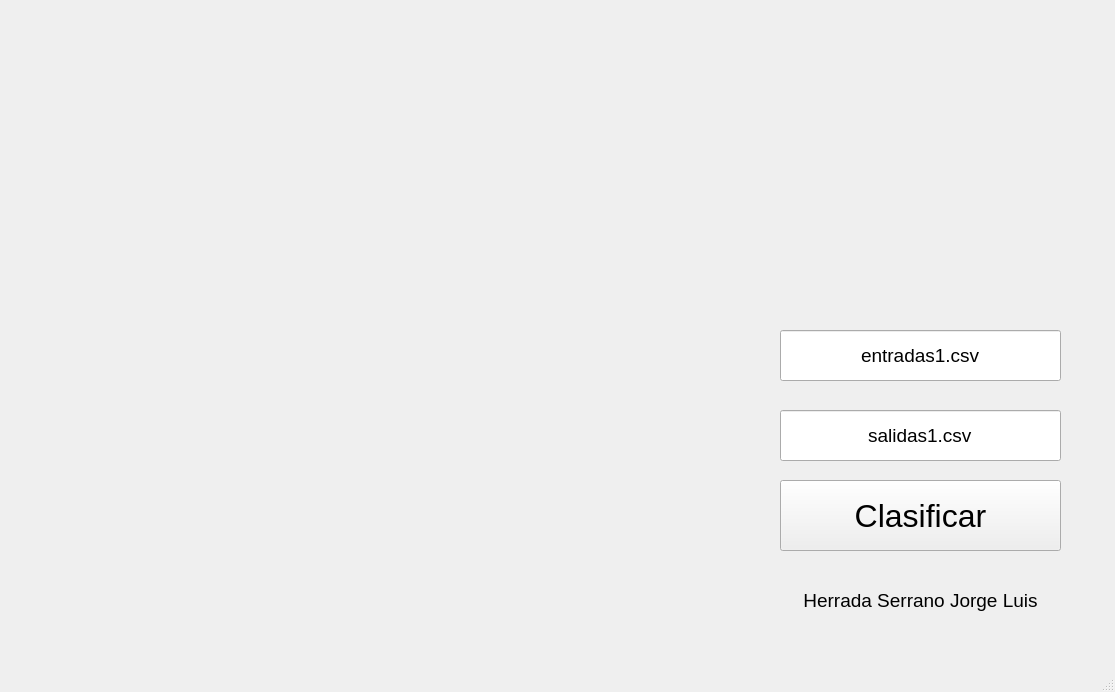
This is UI.ui in JorgeHerrada/SingleLayerNeuralNetwork as Qt 5 draws it before an edit. The edited form follows.
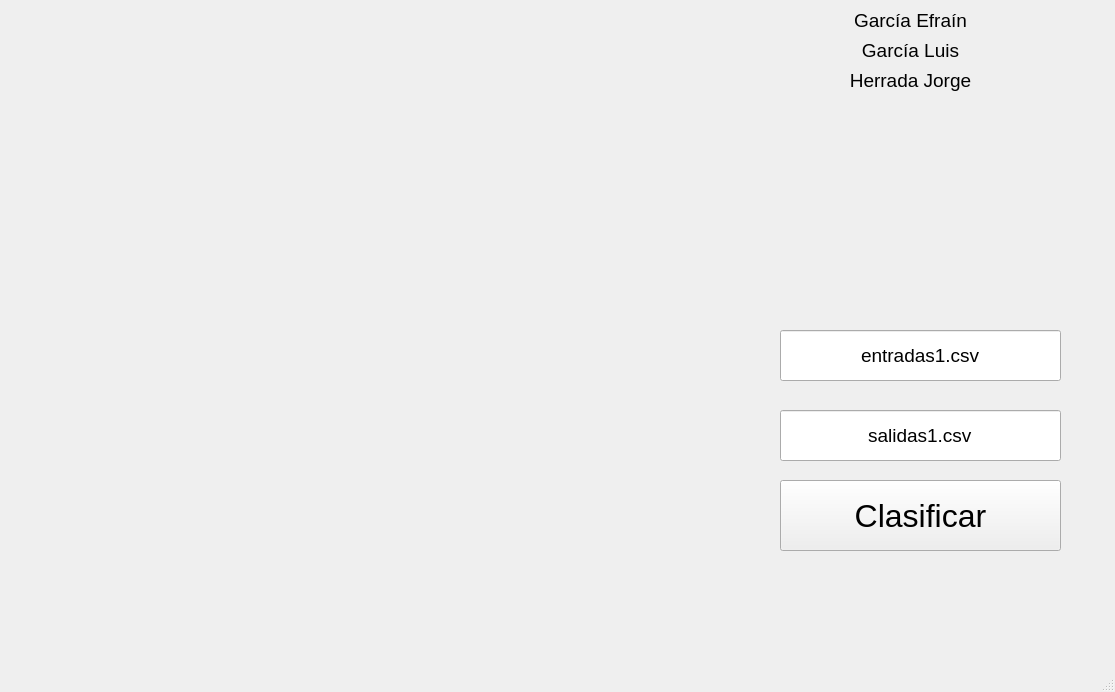
This is the edited form. Icons and pictures are not drawn.

Commit message: feat: add testData and its generator. Some code format and UI changes.

What changed in the file:
```diff
--- a/UI.ui
+++ b/UI.ui
@@ -57,8 +57,8 @@
    <widget class="QLabel" name="lblNombre">
     <property name="geometry">
      <rect>
-      <x>780</x>
-      <y>580</y>
+      <x>770</x>
+      <y>0</y>
       <width>281</width>
       <height>41</height>
      </rect>
@@ -72,7 +72,7 @@
      <enum>Qt::LeftToRight</enum>
     </property>
     <property name="text">
-     <string>Herrada Serrano Jorge Luis</string>
+     <string>García Efraín</string>
     </property>
     <property name="alignment">
      <set>Qt::AlignCenter</set>
@@ -120,6 +120,54 @@
      <set>Qt::AlignCenter</set>
     </property>
    </widget>
+   <widget class="QLabel" name="lblNombre_2">
+    <property name="geometry">
+     <rect>
+      <x>770</x>
+      <y>30</y>
+      <width>281</width>
+      <height>41</height>
+     </rect>
+    </property>
+    <property name="font">
+     <font>
+      <pointsize>14</pointsize>
+     </font>
+    </property>
+    <property name="layoutDirection">
+     <enum>Qt::LeftToRight</enum>
+    </property>
+    <property name="text">
+     <string>García Luis</string>
+    </property>
+    <property name="alignment">
+     <set>Qt::AlignCenter</set>
+    </property>
+   </widget>
+   <widget class="QLabel" name="lblNombre_3">
+    <property name="geometry">
+     <rect>
+      <x>770</x>
+      <y>60</y>
+      <width>281</width>
+      <height>41</height>
+     </rect>
+    </property>
+    <property name="font">
+     <font>
+      <pointsize>14</pointsize>
+     </font>
+    </property>
+    <property name="layoutDirection">
+     <enum>Qt::LeftToRight</enum>
+    </property>
+    <property name="text">
+     <string>Herrada Jorge</string>
+    </property>
+    <property name="alignment">
+     <set>Qt::AlignCenter</set>
+    </property>
+   </widget>
   </widget>
   <widget class="QMenuBar" name="menubar">
    <property name="geometry">
```
The commit also changes 7 other files.
